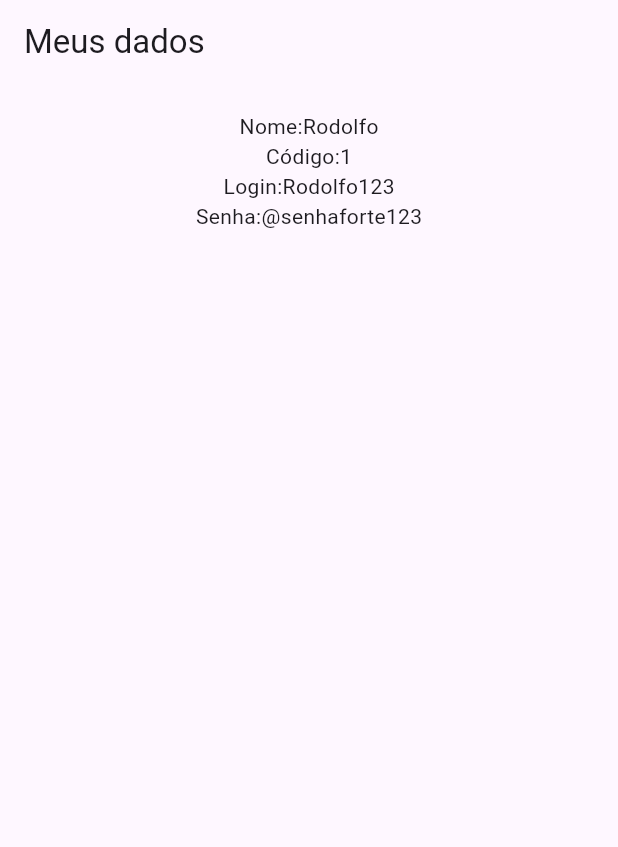
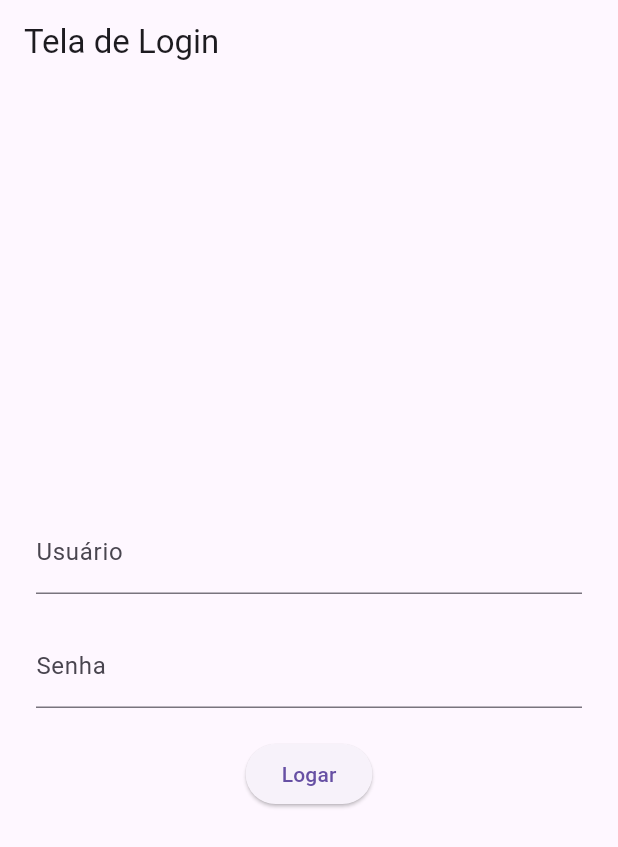
Before and after one commit to Silva1717/ProjectWithDart, a Flutter app: the screen it shows after launch, on a phone screen of 412 x 824 dp. Shown: the top 847 px of the screen. Run offline on Flutter 3.47's test engine with Material 3 defaults, Android fonts, the phone set to English and light mode, and no system bars; accounts and stored records are empty.

Commit message:
Criação de telas home e login funcionando a ação de login sem banco de dados

```diff
--- a/lib/main.dart
+++ b/lib/main.dart
@@ -1,4 +1,5 @@
 import 'package:flutter/material.dart';
+import 'package:voupedir/tela_login.dart';
 import 'package:voupedir/usuario.dart';
 import 'restaurante.dart';
 import 'tipo.dart';
@@ -19,7 +20,7 @@ class MyApp extends StatelessWidget {
   Widget build(BuildContext context) {
 
 
-    Usuario u = new Usuario(
+    /*Usuario u = new Usuario(
       codigo: 1,
       login: "Rodolfo123",
       nome: "Rodolfo",
@@ -37,26 +38,11 @@ class MyApp extends StatelessWidget {
       longitude: "",
       proprietario: u,
       tipo: t
-    );
+    );*/
 
     return MaterialApp(
-      home:Scaffold(
-          appBar: AppBar(
-            title: const Text("Meus dados"),
-      ),
-      body: Center(
-        child: Padding(padding:const EdgeInsets.all(18.0),
-          child: Column(
-           children: [
-             Text("Nome:${u.nome}"),
-             Text("Código:${u.codigo}"),
-             Text("Login:${u.login}"),
-             Text("Senha:${u.senha}"),
-          ],
-        ),
-        ),
-      ),
-      ),
+      debugShowCheckedModeBanner: false,
+      home: TelaLogin(),
     );
   }
 }
--- /dev/null
+++ b/lib/tela_home.dart
@@ -0,0 +1,18 @@
+import 'package:flutter/cupertino.dart';
+import 'package:flutter/material.dart';
+
+
+class TelaHome extends StatelessWidget{
+  TelaHome({super.key});
+
+  @override
+  Widget build(BuildContext context) {
+    return Scaffold(
+      appBar: AppBar(title: const Text("Seja bem vindo Usuário ")),
+      body: const Center(
+        child: Text("Tela de Home"),
+    ),
+    );
+    throw UnimplementedError();
+  }
+}
--- /dev/null
+++ b/lib/tela_login.dart
@@ -0,0 +1,57 @@
+import 'package:flutter/cupertino.dart';
+import 'package:flutter/material.dart';
+import 'package:voupedir/tela_home.dart';
+import 'usuario.dart';
+import 'package:voupedir/tela_home.dart';
+
+final TextEditingController usuarioController = TextEditingController();
+final TextEditingController senhaController = TextEditingController() ;
+class TelaLogin extends StatelessWidget{
+  TelaLogin({super.key});
+
+  Usuario u = Usuario(
+    nome: 'admin',
+    login: 'admin',
+    senha: '@senhaforte123',
+    codigo: 1
+  );
+
+  @override
+  Widget build(BuildContext context){
+    return Scaffold(
+      appBar: AppBar(title: const Text("Tela de Login")),
+        body: Padding(padding: const EdgeInsets.all(24.0),
+          child: Column(
+            mainAxisAlignment: MainAxisAlignment.center,
+    children: [
+      TextField(
+        decoration: const InputDecoration(labelText: 'Usuário'),
+        controller: usuarioController,
+    ),
+      const SizedBox(height: 20),
+      TextField(
+        decoration: const InputDecoration(labelText: 'Senha'),
+        obscureText: true,
+        controller: senhaController,
+      ),
+      SizedBox(height: 20),
+      ElevatedButton(onPressed: (){
+        if(u.login == usuarioController.text && u.senha == senhaController.text){
+          Navigator.push(context,
+            MaterialPageRoute(builder: (context) => TelaHome())
+          );
+        }else {
+          ScaffoldMessenger.of(context).showSnackBar(
+              SnackBar(content: Text("Usuário ou senha inválidos!!"))
+
+          );
+        }
+      }, child: const Text('Logar'))
+    ],
+    )
+
+    )
+    );
+  }
+}
+/*funcional tela de login mas sem banco de dados*/
```
